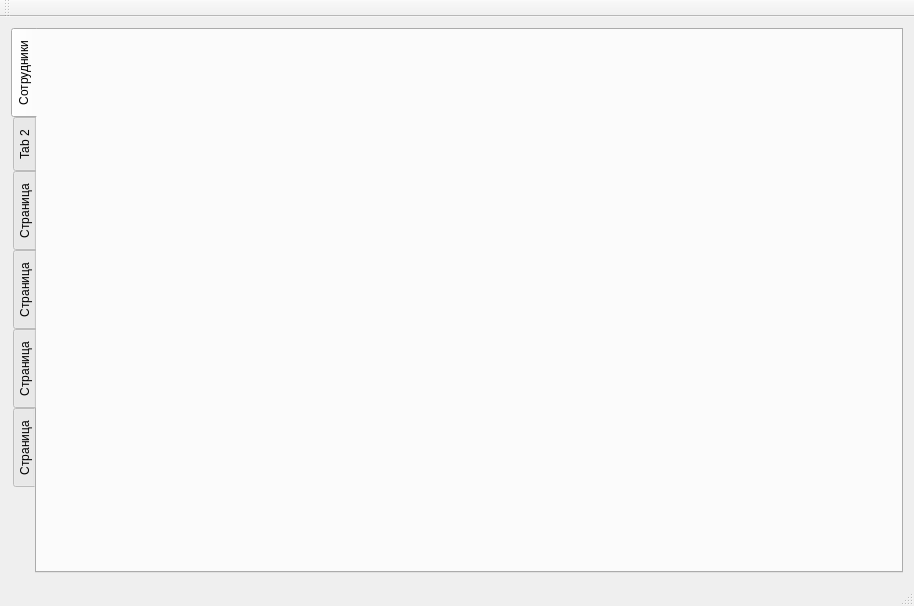
Old version of the form iSalary/iSalary/mainwindow.ui in the repository Polikarpova/iSalary.
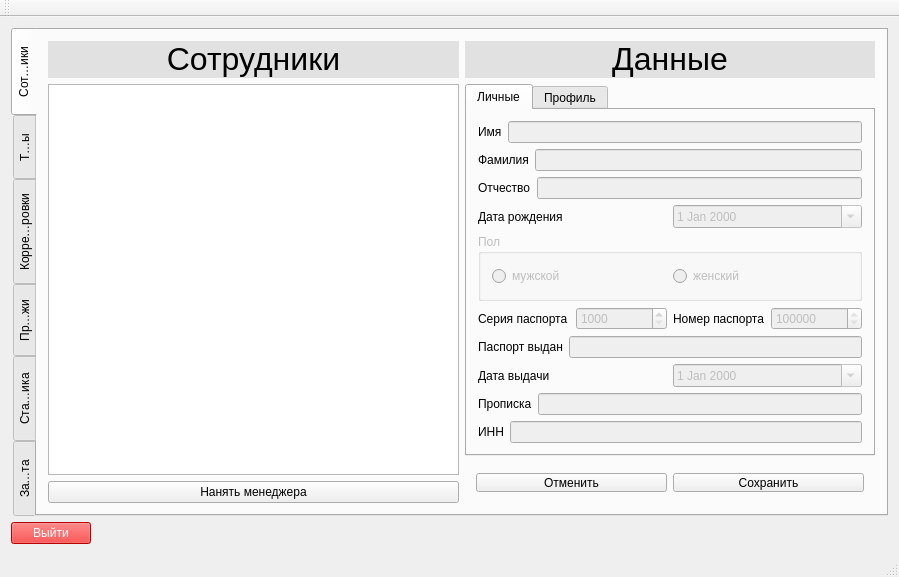
New version of the form.

Commit message: Add forms for managers and products

Patch:
```diff
--- a/iSalary/iSalary/mainwindow.ui
+++ b/iSalary/iSalary/mainwindow.ui
@@ -6,15 +6,15 @@
    <rect>
     <x>0</x>
     <y>0</y>
-    <width>914</width>
-    <height>606</height>
+    <width>899</width>
+    <height>567</height>
    </rect>
   </property>
   <property name="windowTitle">
    <string>MainWindow</string>
   </property>
   <widget class="QWidget" name="centralWidget">
-   <layout class="QHBoxLayout" name="horizontalLayout">
+   <layout class="QVBoxLayout" name="verticalLayout_3">
     <item>
      <widget class="QTabWidget" name="tabWidget">
       <property name="tabPosition">
@@ -48,34 +48,548 @@
        <attribute name="title">
         <string>Сотрудники</string>
        </attribute>
+       <layout class="QGridLayout" name="gridLayout_3">
+        <item row="0" column="0">
+         <layout class="QVBoxLayout" name="verticalLayout_2">
+          <item>
+           <widget class="QLabel" name="label">
+            <property name="styleSheet">
+             <string notr="true">QLabel { background-color: rgb(225, 225, 225) }</string>
+            </property>
+            <property name="text">
+             <string>&lt;html&gt;&lt;head/&gt;&lt;body&gt;&lt;p align=&quot;center&quot;&gt;&lt;span style=&quot; font-size:24pt;&quot;&gt;Сотрудники&lt;/span&gt;&lt;/p&gt;&lt;/body&gt;&lt;/html&gt;</string>
+            </property>
+           </widget>
+          </item>
+          <item>
+           <widget class="QTableView" name="managersTable"/>
+          </item>
+          <item>
+           <widget class="QPushButton" name="newManagerButton">
+            <property name="text">
+             <string>Нанять менеджера</string>
+            </property>
+           </widget>
+          </item>
+         </layout>
+        </item>
+        <item row="0" column="1">
+         <layout class="QVBoxLayout" name="verticalLayout">
+          <item>
+           <widget class="QLabel" name="label_2">
+            <property name="styleSheet">
+             <string notr="true">QLabel { background-color: rgb(225, 225, 225) }</string>
+            </property>
+            <property name="text">
+             <string>&lt;html&gt;&lt;head/&gt;&lt;body&gt;&lt;p align=&quot;center&quot;&gt;&lt;span style=&quot; font-size:24pt;&quot;&gt;Данные&lt;/span&gt;&lt;/p&gt;&lt;/body&gt;&lt;/html&gt;</string>
+            </property>
+           </widget>
+          </item>
+          <item>
+           <widget class="QTabWidget" name="managersDataTab">
+            <property name="enabled">
+             <bool>true</bool>
+            </property>
+            <property name="acceptDrops">
+             <bool>false</bool>
+            </property>
+            <property name="layoutDirection">
+             <enum>Qt::LeftToRight</enum>
+            </property>
+            <property name="currentIndex">
+             <number>0</number>
+            </property>
+            <property name="iconSize">
+             <size>
+              <width>16</width>
+              <height>16</height>
+             </size>
+            </property>
+            <property name="usesScrollButtons">
+             <bool>true</bool>
+            </property>
+            <property name="documentMode">
+             <bool>false</bool>
+            </property>
+            <property name="tabsClosable">
+             <bool>false</bool>
+            </property>
+            <property name="tabBarAutoHide">
+             <bool>false</bool>
+            </property>
+            <widget class="QWidget" name="tab">
+             <attribute name="title">
+              <string>Личные</string>
+             </attribute>
+             <layout class="QGridLayout" name="gridLayout">
+              <item row="0" column="0">
+               <layout class="QHBoxLayout" name="horizontalLayout_3">
+                <item>
+                 <widget class="QLabel" name="label_3">
+                  <property name="text">
+                   <string>Имя</string>
+                  </property>
+                 </widget>
+                </item>
+                <item>
+                 <widget class="QLineEdit" name="name">
+                  <property name="enabled">
+                   <bool>false</bool>
+                  </property>
+                  <property name="dragEnabled">
+                   <bool>false</bool>
+                  </property>
+                  <property name="readOnly">
+                   <bool>false</bool>
+                  </property>
+                 </widget>
+                </item>
+               </layout>
+              </item>
+              <item row="1" column="0">
+               <layout class="QHBoxLayout" name="horizontalLayout_4">
+                <item>
+                 <widget class="QLabel" name="label_4">
+                  <property name="text">
+                   <string>Фамилия</string>
+                  </property>
+                 </widget>
+                </item>
+                <item>
+                 <widget class="QLineEdit" name="familia">
+                  <property name="enabled">
+                   <bool>false</bool>
+                  </property>
+                 </widget>
+                </item>
+               </layout>
+              </item>
+              <item row="2" column="0">
+               <layout class="QHBoxLayout" name="horizontalLayout_5">
+                <item>
+                 <widget class="QLabel" name="label_5">
+                  <property name="text">
+                   <string>Отчество</string>
+                  </property>
+                 </widget>
+                </item>
+                <item>
+                 <widget class="QLineEdit" name="otchestvo">
+                  <property name="enabled">
+                   <bool>false</bool>
+                  </property>
+                 </widget>
+                </item>
+               </layout>
+              </item>
+              <item row="3" column="0">
+               <layout class="QHBoxLayout" name="horizontalLayout">
+                <item>
+                 <widget class="QLabel" name="label_6">
+                  <property name="text">
+                   <string>Дата рождения</string>
+                  </property>
+                 </widget>
+                </item>
+                <item>
+                 <widget class="QDateEdit" name="dateOfBirth">
+                  <property name="enabled">
+                   <bool>false</bool>
+                  </property>
+                  <property name="wrapping">
+                   <bool>false</bool>
+                  </property>
+                  <property name="frame">
+                   <bool>true</bool>
+                  </property>
+                  <property name="buttonSymbols">
+                   <enum>QAbstractSpinBox::UpDownArrows</enum>
+                  </property>
+                  <property name="keyboardTracking">
+                   <bool>true</bool>
+                  </property>
+                  <property name="showGroupSeparator" stdset="0">
+                   <bool>false</bool>
+                  </property>
+                  <property name="minimumDate">
+                   <date>
+                    <year>1900</year>
+                    <month>9</month>
+                    <day>14</day>
+                   </date>
+                  </property>
+                  <property name="calendarPopup">
+                   <bool>true</bool>
+                  </property>
+                 </widget>
+                </item>
+               </layout>
+              </item>
+              <item row="4" column="0">
+               <widget class="QGroupBox" name="sexGroup">
+                <property name="enabled">
+                 <bool>false</bool>
+                </property>
+                <property name="autoFillBackground">
+                 <bool>false</bool>
+                </property>
+                <property name="title">
+                 <string>Пол</string>
+                </property>
+                <property name="flat">
+                 <bool>false</bool>
+                </property>
+                <property name="checkable">
+                 <bool>false</bool>
+                </property>
+                <layout class="QHBoxLayout" name="horizontalLayout_2">
+                 <item>
+                  <widget class="QRadioButton" name="maleRButton">
+                   <property name="text">
+                    <string>мужской</string>
+                   </property>
+                  </widget>
+                 </item>
+                 <item>
+                  <widget class="QRadioButton" name="femaleRButton">
+                   <property name="enabled">
+                    <bool>false</bool>
+                   </property>
+                   <property name="text">
+                    <string>женский</string>
+                   </property>
+                  </widget>
+                 </item>
+                </layout>
+               </widget>
+              </item>
+              <item row="5" column="0">
+               <layout class="QHBoxLayout" name="horizontalLayout_6">
+                <item>
+                 <widget class="QLabel" name="label_8">
+                  <property name="text">
+                   <string>Серия паспорта</string>
+                  </property>
+                 </widget>
+                </item>
+                <item>
+                 <widget class="QSpinBox" name="seria">
+                  <property name="enabled">
+                   <bool>false</bool>
+                  </property>
+                  <property name="minimum">
+                   <number>1000</number>
+                  </property>
+                  <property name="maximum">
+                   <number>9999</number>
+                  </property>
+                 </widget>
+                </item>
+                <item>
+                 <widget class="QLabel" name="label_12">
+                  <property name="text">
+                   <string>Номер паспорта</string>
+                  </property>
+                 </widget>
+                </item>
+                <item>
+                 <widget class="QSpinBox" name="number">
+                  <property name="enabled">
+                   <bool>false</bool>
+                  </property>
+                  <property name="minimum">
+                   <number>100000</number>
+                  </property>
+                  <property name="maximum">
+                   <number>999999</number>
+                  </property>
+                 </widget>
+                </item>
+               </layout>
+              </item>
+              <item row="6" column="0">
+               <layout class="QHBoxLayout" name="horizontalLayout_7">
+                <item>
+                 <widget class="QLabel" name="label_11">
+                  <property name="text">
+                   <string>Паспорт выдан</string>
+                  </property>
+                 </widget>
+                </item>
+                <item>
+                 <widget class="QLineEdit" name="pasport">
+                  <property name="enabled">
+                   <bool>false</bool>
+                  </property>
+                 </widget>
+                </item>
+               </layout>
+              </item>
+              <item row="7" column="0">
+               <layout class="QHBoxLayout" name="horizontalLayout_8">
+                <item>
+                 <widget class="QLabel" name="label_9">
+                  <property name="text">
+                   <string>Дата выдачи</string>
+                  </property>
+                 </widget>
+                </item>
+                <item>
+                 <widget class="QDateEdit" name="datePasport">
+                  <property name="enabled">
+                   <bool>false</bool>
+                  </property>
+                  <property name="wrapping">
+                   <bool>false</bool>
+                  </property>
+                  <property name="frame">
+                   <bool>true</bool>
+                  </property>
+                  <property name="buttonSymbols">
+                   <enum>QAbstractSpinBox::UpDownArrows</enum>
+                  </property>
+                  <property name="keyboardTracking">
+                   <bool>true</bool>
+                  </property>
+                  <property name="showGroupSeparator" stdset="0">
+                   <bool>false</bool>
+                  </property>
+                  <property name="minimumDate">
+                   <date>
+                    <year>1900</year>
+                    <month>9</month>
+                    <day>14</day>
+                   </date>
+                  </property>
+                  <property name="calendarPopup">
+                   <bool>true</bool>
+                  </property>
+                 </widget>
+                </item>
+               </layout>
+              </item>
+              <item row="8" column="0">
+               <layout class="QHBoxLayout" name="horizontalLayout_9">
+                <item>
+                 <widget class="QLabel" name="label_10">
+                  <property name="text">
+                   <string>Прописка</string>
+                  </property>
+                 </widget>
+                </item>
+                <item>
+                 <widget class="QLineEdit" name="propiska">
+                  <property name="enabled">
+                   <bool>false</bool>
+                  </property>
+                 </widget>
+                </item>
+               </layout>
+              </item>
+              <item row="9" column="0">
+               <layout class="QHBoxLayout" name="horizontalLayout_10">
+                <item>
+                 <widget class="QLabel" name="label_13">
+                  <property name="text">
+                   <string>ИНН</string>
+                  </property>
+                 </widget>
+                </item>
+                <item>
+                 <widget class="QLineEdit" name="INN">
+                  <property name="enabled">
+                   <bool>false</bool>
+                  </property>
+                 </widget>
+                </item>
+               </layout>
+              </item>
+             </layout>
+             <zorder>label_3</zorder>
+             <zorder>label_4</zorder>
+             <zorder>label_5</zorder>
+             <zorder>label_6</zorder>
+             <zorder>label_7</zorder>
+             <zorder>label_8</zorder>
+             <zorder>label_9</zorder>
+             <zorder>label_10</zorder>
+             <zorder>label_11</zorder>
+             <zorder>name</zorder>
+             <zorder>familia</zorder>
+             <zorder>otchestvo</zorder>
+             <zorder>dateOfBirth</zorder>
+             <zorder>label_6</zorder>
+             <zorder>sexGroup</zorder>
+             <zorder></zorder>
+             <zorder>sexGroup</zorder>
+             <zorder>sexGroup</zorder>
+             <zorder>seria</zorder>
+             <zorder>label_12</zorder>
+             <zorder>number</zorder>
+             <zorder>pasport</zorder>
+             <zorder>datePasport</zorder>
+             <zorder>propiska</zorder>
+             <zorder>label_13</zorder>
+             <zorder>INN</zorder>
+            </widget>
+            <widget class="QWidget" name="tab_1">
+             <attribute name="title">
+              <string>Профиль</string>
+             </attribute>
+             <layout class="QGridLayout" name="gridLayout_2">
+              <item row="0" column="0">
+               <widget class="QLabel" name="label_7">
+                <property name="text">
+                 <string>Логин</string>
+                </property>
+               </widget>
+              </item>
+              <item row="0" column="1">
+               <widget class="QLineEdit" name="login">
+                <property name="enabled">
+                 <bool>false</bool>
+                </property>
+               </widget>
+              </item>
+              <item row="1" column="0">
+               <widget class="QLabel" name="label_14">
+                <property name="text">
+                 <string>Пароль</string>
+                </property>
+               </widget>
+              </item>
+              <item row="1" column="1">
+               <widget class="QLineEdit" name="password">
+                <property name="enabled">
+                 <bool>false</bool>
+                </property>
+               </widget>
+              </item>
+             </layout>
+            </widget>
+           </widget>
+          </item>
+          <item>
+           <widget class="QStackedWidget" name="stackedWidget">
+            <property name="enabled">
+             <bool>true</bool>
+            </property>
+            <property name="minimumSize">
+             <size>
+              <width>311</width>
+              <height>41</height>
+             </size>
+            </property>
+            <property name="frameShape">
+             <enum>QFrame::NoFrame</enum>
+            </property>
+            <property name="frameShadow">
+             <enum>QFrame::Raised</enum>
+            </property>
+            <property name="midLineWidth">
+             <number>1</number>
+            </property>
+            <property name="currentIndex">
+             <number>1</number>
+            </property>
+            <widget class="QWidget" name="page1">
+             <layout class="QHBoxLayout" name="horizontalLayout_11">
+              <item>
+               <widget class="QPushButton" name="changeManagerButton">
+                <property name="text">
+                 <string>Изменить</string>
+                </property>
+               </widget>
+              </item>
+             </layout>
+            </widget>
+            <widget class="QWidget" name="page2">
+             <layout class="QHBoxLayout" name="horizontalLayout_12">
+              <item>
+               <widget class="QPushButton" name="cancelManagerButton">
+                <property name="text">
+                 <string>Отменить</string>
+                </property>
+               </widget>
+              </item>
+              <item>
+               <widget class="QPushButton" name="saveManagerButton">
+                <property name="text">
+                 <string>Сохранить</string>
+                </property>
+               </widget>
+              </item>
+             </layout>
+            </widget>
+           </widget>
+          </item>
+         </layout>
+        </item>
+       </layout>
+       <zorder>label</zorder>
+       <zorder>label_2</zorder>
+       <zorder>managersTable</zorder>
+       <zorder>managersDataTab</zorder>
+       <zorder>stackedWidget</zorder>
+       <zorder>stackedWidget</zorder>
       </widget>
       <widget class="QWidget" name="tab_4">
        <attribute name="title">
-        <string>Tab 2</string>
+        <string>Товары</string>
        </attribute>
       </widget>
       <widget class="QWidget" name="tab_3">
        <attribute name="title">
-        <string>Страница</string>
+        <string>Корректировки</string>
        </attribute>
       </widget>
       <widget class="QWidget" name="tab_7">
        <attribute name="title">
-        <string>Страница</string>
+        <string>Продажи</string>
        </attribute>
       </widget>
       <widget class="QWidget" name="tab_5">
        <attribute name="title">
-        <string>Страница</string>
+        <string>Статистика</string>
        </attribute>
       </widget>
       <widget class="QWidget" name="tab_6">
        <attribute name="title">
-        <string>Страница</string>
+        <string>Зарплата</string>
        </attribute>
       </widget>
      </widget>
     </item>
+    <item>
+     <layout class="QHBoxLayout" name="horizontalLayout_13">
+      <item>
+       <widget class="QPushButton" name="quitButton">
+        <property name="styleSheet">
+         <string notr="true">QPushButton { background-color: rgb(255, 0, 0); color: rgb(255, 255, 255); }</string>
+        </property>
+        <property name="text">
+         <string>Выйти</string>
+        </property>
+       </widget>
+      </item>
+      <item>
+       <spacer name="horizontalSpacer">
+        <property name="orientation">
+         <enum>Qt::Horizontal</enum>
+        </property>
+        <property name="sizeType">
+         <enum>QSizePolicy::Expanding</enum>
+        </property>
+        <property name="sizeHint" stdset="0">
+         <size>
+          <width>40</width>
+          <height>20</height>
+         </size>
+        </property>
+       </spacer>
+      </item>
+     </layout>
+    </item>
    </layout>
   </widget>
   <widget class="QMenuBar" name="menuBar">
```
Left out of the diff: 181 changed lines with no effect on the pictures. The commit also changes 3 other files.
